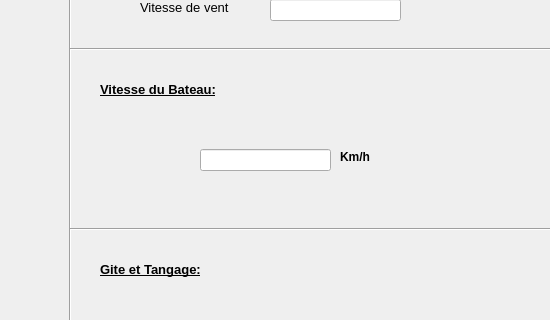
Before: the Qt Designer form ihm/forms/mainwindow.ui in etiennelndr/ihm_voilierautonome, drawn with Qt 5; both pictures show x 550 to 1100 and y 210 to 530 of the 1100 by 805 pixel window.
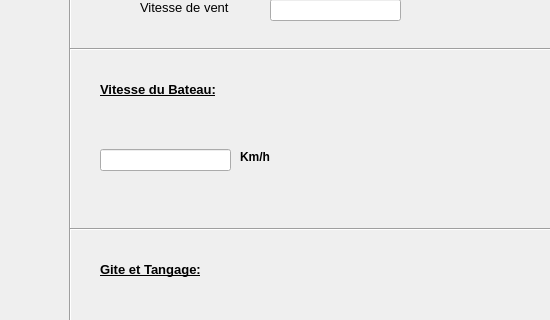
After: the same form once the commit is applied. Icons and pictures are not drawn.

Diff of the .ui file:
```diff
--- a/ihm/forms/mainwindow.ui
+++ b/ihm/forms/mainwindow.ui
@@ -122,7 +122,7 @@
    <widget class="QLineEdit" name="lineEdit_2">
     <property name="geometry">
      <rect>
-      <x>750</x>
+      <x>650</x>
       <y>340</y>
       <width>131</width>
       <height>22</height>
@@ -132,7 +132,7 @@
    <widget class="QLabel" name="label_5">
     <property name="geometry">
      <rect>
-      <x>890</x>
+      <x>790</x>
       <y>340</y>
       <width>41</width>
       <height>16</height>
```
Left out of the diff: 20 changed lines with no effect on the pictures.
